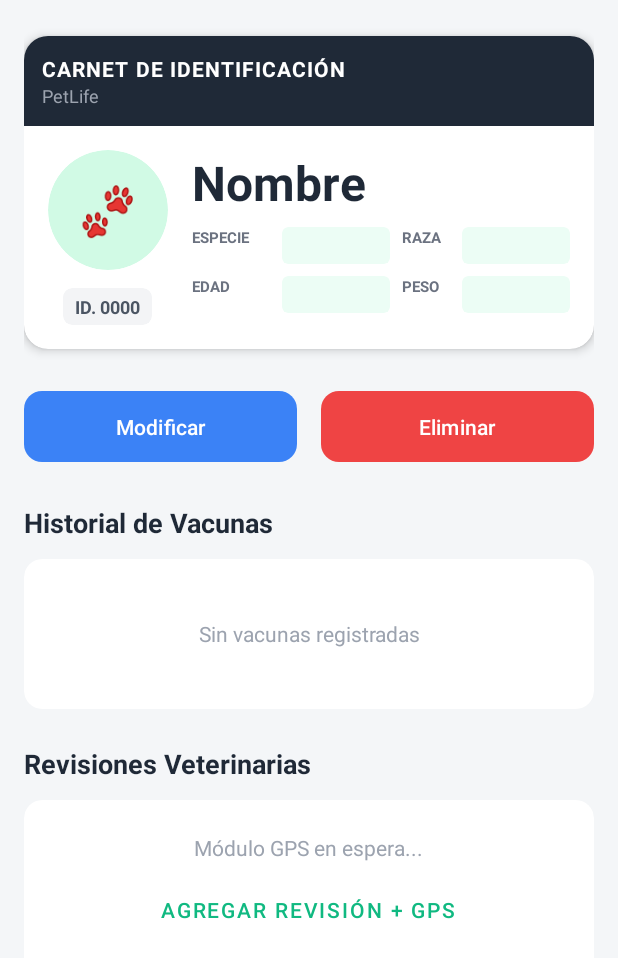
After one commit to AngelTR716/PetLife, an Android app: the layout fragment_perfil_mascota.xml on its own in the app's theme, with its tools: preview values and no code run, on a phone screen of 412 x 824 dp. The commit adds this screen. Shown: the top 958 px of the screen. Run offline under Robolectric (Android 15) with nearby library versions, the phone set to English and light mode, and no system bars.

Commit message:
actualizacion de errores

```diff
--- a/app/src/main/java/com/example/petlife/data/MascotaDao.kt
+++ b/app/src/main/java/com/example/petlife/data/MascotaDao.kt
@@ -2,20 +2,20 @@ package com.example.petlife.data
 
 import androidx.room.Dao
 import androidx.room.Insert
+import androidx.room.OnConflictStrategy
 import androidx.room.Query
 
 @Dao
 interface MascotaDao {
-    @Insert
-    suspend fun insertarMascota(mascota: Mascota): Long
 
-    @Insert
-    suspend fun insertarRegistroUbicacion(registro: RegistroUbicacion)
+    @Insert(onConflict = OnConflictStrategy.REPLACE)
+    suspend fun insertarMascota(mascota: Mascota)
 
+    // Aquí faltaba la "s" en tu código original
     @Query("SELECT * FROM mascotas")
     suspend fun obtenerTodasLasMascotas(): List<Mascota>
 
-    // Busca una mascota específica por su ID en la base de datos local
-    @Query("SELECT * FROM tabla_mascota WHERE id = :id")
+    // La nueva función que acabamos de agregar
+    @Query("SELECT * FROM mascotas WHERE id = :id")
     suspend fun obtenerMascotaPorId(id: Int): Mascota
 }
--- a/app/src/main/java/com/example/petlife/ui/MascotaAdapter.kt
+++ b/app/src/main/java/com/example/petlife/ui/MascotaAdapter.kt
@@ -30,7 +30,6 @@ class MascotaAdapter(private var listaMascotas: List<Mascota>) : RecyclerView.Ad
         // Concatenamos especie y raza separadas por un guion
         holder.tvEspecieRaza.text = "${mascota.especie} - ${mascota.raza}"
 
-        // --- ESTE ES EL NUEVO CÓDIGO DEL CLIC ---
         // holder.itemView representa la tarjeta completa
         holder.itemView.setOnClickListener { view ->
             val bundle = android.os.Bundle().apply {
@@ -38,7 +37,7 @@ class MascotaAdapter(private var listaMascotas: List<Mascota>) : RecyclerView.Ad
             }
             // Navega a la pantalla de perfil llevando el ID
             androidx.navigation.Navigation.findNavController(view)
-                .navigate(R.id.perfilMascotaFragment, bundle)
+                .navigate(R.id.action_listaMascotasFragment_to_perfilMascotaFragment, bundle)
         }
     }
 
--- a/app/src/main/java/com/example/petlife/ui/PerfilMascotaFragment.kt
+++ b/app/src/main/java/com/example/petlife/ui/PerfilMascotaFragment.kt
@@ -19,22 +19,27 @@ class PerfilMascotaFragment : Fragment() {
     ): View? {
         val view = inflater.inflate(R.layout.fragment_perfil_mascota, container, false)
 
-        // 1. Atrapa el ID que envía la tarjeta desde la pantalla principal
         val mascotaId = arguments?.getInt("mascotaId") ?: return view
 
-        // 2. Conecta las variables con los textos del diseño XML
-        val tvNombre = view.findViewById<TextView>(R.id.tvPerfilNombre)
-        val tvDetalles = view.findViewById<TextView>(R.id.tvPerfilDetalles)
+        // Conectar las nuevas variables del Carnet
+        val tvId = view.findViewById<TextView>(R.id.tvCarnetId)
+        val tvNombre = view.findViewById<TextView>(R.id.tvCarnetNombre)
+        val tvEspecie = view.findViewById<TextView>(R.id.tvCarnetEspecie)
+        val tvRaza = view.findViewById<TextView>(R.id.tvCarnetRaza)
+        val tvEdad = view.findViewById<TextView>(R.id.tvCarnetEdad)
+        val tvPeso = view.findViewById<TextView>(R.id.tvCarnetPeso)
 
-        // 3. Ejecuta una consulta a Room en segundo plano (Corrutina)
         lifecycleScope.launch {
             val db = PetLifeDatabase.getDatabase(requireContext())
             val mascota = db.mascotaDao().obtenerMascotaPorId(mascotaId)
 
-            // 4. Si encuentra la mascota, llena el encabezado con sus datos reales
             if (mascota != null) {
+                tvId.text = "ID. ${mascota.id.toString().padStart(4, '0')}"
                 tvNombre.text = mascota.nombre
-                tvDetalles.text = "${mascota.especie} - ${mascota.raza} | ${mascota.edad} años | ${mascota.pesoActual} kg"
+                tvEspecie.text = mascota.especie.uppercase()
+                tvRaza.text = mascota.raza.uppercase()
+                tvEdad.text = "${mascota.edad} años"
+                tvPeso.text = "${mascota.pesoActual} kg"
             }
         }
 
--- /dev/null
+++ b/app/src/main/res/layout/fragment_perfil_mascota.xml
@@ -0,0 +1,325 @@
+<?xml version="1.0" encoding="utf-8"?>
+<ScrollView xmlns:android="http://schemas.android.com/apk/res/android"
+    xmlns:app="http://schemas.android.com/apk/res-auto"
+    android:layout_width="match_parent"
+    android:layout_height="match_parent"
+    android:background="#F4F6F8"
+    android:fitsSystemWindows="true"
+    android:fillViewport="true">
+
+    <LinearLayout
+        android:layout_width="match_parent"
+        android:layout_height="wrap_content"
+        android:orientation="vertical"
+        android:padding="16dp">
+
+        <!-- TARJETA TIPO CARNET -->
+        <androidx.cardview.widget.CardView
+            android:layout_width="match_parent"
+            android:layout_height="wrap_content"
+            android:layout_marginTop="8dp"
+            app:cardBackgroundColor="#FFFFFF"
+            app:cardCornerRadius="16dp"
+            app:cardElevation="4dp"
+            android:layout_marginBottom="24dp">
+
+            <LinearLayout
+                android:layout_width="match_parent"
+                android:layout_height="wrap_content"
+                android:orientation="vertical">
+
+                <!-- Cabecera Oscura del Carnet -->
+                <LinearLayout
+                    android:layout_width="match_parent"
+                    android:layout_height="wrap_content"
+                    android:background="#1F2937"
+                    android:padding="12dp"
+                    android:orientation="vertical">
+                    <TextView
+                        android:layout_width="wrap_content"
+                        android:layout_height="wrap_content"
+                        android:text="CARNET DE IDENTIFICACIÓN"
+                        android:textColor="#FFFFFF"
+                        android:textSize="14sp"
+                        android:textStyle="bold"
+                        android:letterSpacing="0.05"/>
+                    <TextView
+                        android:layout_width="wrap_content"
+                        android:layout_height="wrap_content"
+                        android:text="PetLife"
+                        android:textColor="#9CA3AF"
+                        android:textSize="12sp"/>
+                </LinearLayout>
+
+                <!-- Cuerpo del Carnet -->
+                <LinearLayout
+                    android:layout_width="match_parent"
+                    android:layout_height="wrap_content"
+                    android:orientation="horizontal"
+                    android:padding="16dp">
+
+                    <!-- Columna Izquierda: Foto e ID -->
+                    <LinearLayout
+                        android:layout_width="wrap_content"
+                        android:layout_height="wrap_content"
+                        android:orientation="vertical"
+                        android:gravity="center"
+                        android:layout_marginEnd="16dp">
+
+                        <androidx.cardview.widget.CardView
+                            android:layout_width="80dp"
+                            android:layout_height="80dp"
+                            app:cardCornerRadius="40dp"
+                            app:cardBackgroundColor="#D1FAE5"
+                            app:cardElevation="0dp">
+                            <TextView
+                                android:layout_width="match_parent"
+                                android:layout_height="match_parent"
+                                android:text="🐾"
+                                android:textSize="32sp"
+                                android:gravity="center"/>
+                        </androidx.cardview.widget.CardView>
+
+                        <androidx.cardview.widget.CardView
+                            android:layout_width="wrap_content"
+                            android:layout_height="wrap_content"
+                            app:cardCornerRadius="6dp"
+                            app:cardBackgroundColor="#F3F4F6"
+                            app:cardElevation="0dp"
+                            android:layout_marginTop="12dp">
+                            <TextView
+                                android:id="@+id/tvCarnetId"
+                                android:layout_width="wrap_content"
+                                android:layout_height="wrap_content"
+                                android:paddingHorizontal="8dp"
+                                android:paddingVertical="4dp"
+                                android:text="ID. 0000"
+                                android:textColor="#4B5563"
+                                android:textSize="12sp"
+                                android:textStyle="bold"/>
+                        </androidx.cardview.widget.CardView>
+                    </LinearLayout>
+
+                    <!-- Columna Derecha: Datos de la mascota -->
+                    <LinearLayout
+                        android:layout_width="match_parent"
+                        android:layout_height="wrap_content"
+                        android:orientation="vertical">
+
+                        <TextView
+                            android:id="@+id/tvCarnetNombre"
+                            android:layout_width="wrap_content"
+                            android:layout_height="wrap_content"
+                            android:text="Nombre"
+                            android:textSize="32sp"
+                            android:textStyle="bold"
+                            android:textColor="#1F2937"
+                            android:layout_marginBottom="8dp"/>
+
+                        <!-- Fila Especie y Raza -->
+                        <LinearLayout
+                            android:layout_width="match_parent"
+                            android:layout_height="wrap_content"
+                            android:orientation="horizontal"
+                            android:layout_marginBottom="8dp">
+
+                            <TextView
+                                android:layout_width="60dp"
+                                android:layout_height="wrap_content"
+                                android:text="ESPECIE"
+                                android:textSize="10sp"
+                                android:textStyle="bold"
+                                android:textColor="#6B7280"
+                                android:gravity="center_vertical"/>
+                            <androidx.cardview.widget.CardView
+                                android:layout_width="0dp"
+                                android:layout_weight="1"
+                                android:layout_height="wrap_content"
+                                app:cardCornerRadius="4dp"
+                                app:cardBackgroundColor="#ECFDF5"
+                                app:cardElevation="0dp"
+                                android:layout_marginEnd="8dp">
+                                <TextView
+                                    android:id="@+id/tvCarnetEspecie"
+                                    android:layout_width="match_parent"
+                                    android:layout_height="wrap_content"
+                                    android:padding="4dp"
+                                    android:textColor="#065F46"
+                                    android:textSize="12sp"
+                                    android:gravity="center"/>
+                            </androidx.cardview.widget.CardView>
+
+                            <TextView
+                                android:layout_width="40dp"
+                                android:layout_height="wrap_content"
+                                android:text="RAZA"
+                                android:textSize="10sp"
+                                android:textStyle="bold"
+                                android:textColor="#6B7280"
+                                android:gravity="center_vertical"/>
+                            <androidx.cardview.widget.CardView
+                                android:layout_width="0dp"
+                                android:layout_weight="1"
+                                android:layout_height="wrap_content"
+                                app:cardCornerRadius="4dp"
+                                app:cardBackgroundColor="#ECFDF5"
+                                app:cardElevation="0dp">
+                                <TextView
+                                    android:id="@+id/tvCarnetRaza"
+                                    android:layout_width="match_parent"
+                                    android:layout_height="wrap_content"
+                                    android:padding="4dp"
+                                    android:textColor="#065F46"
+                                    android:textSize="12sp"
+                                    android:gravity="center"/>
+                            </androidx.cardview.widget.CardView>
+                        </LinearLayout>
+
+                        <!-- Fila Edad y Peso -->
+                        <LinearLayout
+                            android:layout_width="match_parent"
+                            android:layout_height="wrap_content"
+                            android:orientation="horizontal">
+
+                            <TextView
+                                android:layout_width="60dp"
+                                android:layout_height="wrap_content"
+                                android:text="EDAD"
+                                android:textSize="10sp"
+                                android:textStyle="bold"
+                                android:textColor="#6B7280"
+                                android:gravity="center_vertical"/>
+                            <androidx.cardview.widget.CardView
+                                android:layout_width="0dp"
+                                android:layout_weight="1"
+                                android:layout_height="wrap_content"
+                                app:cardCornerRadius="4dp"
+                                app:cardBackgroundColor="#ECFDF5"
+                                app:cardElevation="0dp"
+                                android:layout_marginEnd="8dp">
+                                <TextView
+                                    android:id="@+id/tvCarnetEdad"
+                                    android:layout_width="match_parent"
+                                    android:layout_height="wrap_content"
+                                    android:padding="4dp"
+                                    android:textColor="#065F46"
+                                    android:textSize="12sp"
+                                    android:gravity="center"/>
+                            </androidx.cardview.widget.CardView>
+
+                            <TextView
+                                android:layout_width="40dp"
+                                android:layout_height="wrap_content"
+                                android:text="PESO"
+                                android:textSize="10sp"
+                                android:textStyle="bold"
+                                android:textColor="#6B7280"
+                                android:gravity="center_vertical"/>
+                            <androidx.cardview.widget.CardView
+                                android:layout_width="0dp"
+                                android:layout_weight="1"
+                                android:layout_height="wrap_content"
+                                app:cardCornerRadius="4dp"
+                                app:cardBackgroundColor="#ECFDF5"
+                                app:cardElevation="0dp">
+                                <TextView
+                                    android:id="@+id/tvCarnetPeso"
+                                    android:layout_width="match_parent"
+                                    android:layout_height="wrap_content"
+                                    android:padding="4dp"
+                                    android:textColor="#065F46"
+                                    android:textSize="12sp"
+                                    android:gravity="center"/>
+                            </androidx.cardview.widget.CardView>
+                        </LinearLayout>
+                    </LinearLayout>
+                </LinearLayout>
+            </LinearLayout>
+        </androidx.cardview.widget.CardView>
+
+        <!-- Botones de Acción -->
+        <LinearLayout
+            android:layout_width="match_parent"
+            android:layout_height="wrap_content"
+            android:orientation="horizontal"
+            android:layout_marginBottom="24dp">
+            <Button
+                android:id="@+id/btnModificar"
+                android:layout_width="0dp"
+                android:layout_height="55dp"
+                android:layout_weight="1"
+                android:layout_marginEnd="8dp"
+                android:text="Modificar"
+                app:backgroundTint="#3B82F6"
+                app:cornerRadius="12dp" />
+            <Button
+                android:id="@+id/btnEliminar"
+                android:layout_width="0dp"
+                android:layout_height="55dp"
+                android:layout_weight="1"
+                android:layout_marginStart="8dp"
+                android:text="Eliminar"
+                app:backgroundTint="#EF4444"
+                app:cornerRadius="12dp" />
+        </LinearLayout>
+
+        <!-- Módulo: Historial de Vacunas -->
+        <TextView
+            android:layout_width="wrap_content"
+            android:layout_height="wrap_content"
+            android:text="Historial de Vacunas "
+            android:textStyle="bold"
+            android:textSize="18sp"
+            android:textColor="#1F2937"
+            android:layout_marginBottom="12dp"/>
+        <androidx.cardview.widget.CardView
+            android:layout_width="match_parent"
+            android:layout_height="100dp"
+            app:cardCornerRadius="12dp"
+            app:cardElevation="0dp"
+            android:layout_marginBottom="24dp">
+            <TextView
+                android:layout_width="match_parent"
+                android:layout_height="match_parent"
+                android:gravity="center"
+                android:text="Sin vacunas registradas"
+                android:textColor="#9CA3AF"/>
+        </androidx.cardview.widget.CardView>
+
+        <!-- Módulo: Revisiones y GPS -->
+        <TextView
+            android:layout_width="wrap_content"
+            android:layout_height="wrap_content"
+            android:text="Revisiones Veterinarias "
+            android:textStyle="bold"
+            android:textSize="18sp"
+            android:textColor="#1F2937"
+            android:layout_marginBottom="12dp"/>
+        <androidx.cardview.widget.CardView
+            android:layout_width="match_parent"
+            android:layout_height="120dp"
+            app:cardCornerRadius="12dp"
+            app:cardElevation="0dp">
+            <LinearLayout
+                android:layout_width="match_parent"
+                android:layout_height="match_parent"
+                android:gravity="center"
+                android:orientation="vertical">
+                <TextView
+                    android:layout_width="wrap_content"
+                    android:layout_height="wrap_content"
+                    android:text="Módulo GPS en espera..."
+                    android:textColor="#9CA3AF"
+                    android:layout_marginBottom="8dp"/>
+                <Button
+                    android:id="@+id/btnNuevaRevision"
+                    android:layout_width="wrap_content"
+                    android:layout_height="wrap_content"
+                    android:text="Agregar Revisión + GPS"
+                    style="@style/Widget.MaterialComponents.Button.TextButton"
+                    android:textColor="#10B981"/>
+            </LinearLayout>
+        </androidx.cardview.widget.CardView>
+
+    </LinearLayout>
+</ScrollView>
--- a/app/src/main/res/navigation/nav_graph.xml
+++ b/app/src/main/res/navigation/nav_graph.xml
@@ -18,6 +18,10 @@
         <action
             android:id="@+id/action_listaMascotasFragment_to_registroMascotaFragment"
             app:destination="@id/registroMascotaFragment" />
+
+        <action
+            android:id="@+id/action_listaMascotasFragment_to_perfilMascotaFragment"
+            app:destination="@id/perfilMascotaFragment" />
     </fragment>
 
     <!-- Pantalla 2: Registro de Mascotas -->
@@ -27,4 +31,17 @@
         android:label="Registrar Mascota"
         tools:layout="@layout/fragment_registro_mascota" />
 
+    <!-- Pantalla 3: Perfil de Mascota -->
+    <fragment
+        android:id="@+id/perfilMascotaFragment"
+        android:name="com.example.petlife.ui.PerfilMascotaFragment"
+        android:label="Perfil de Mascota"
+        tools:layout="@layout/fragment_perfil_mascota">
+
+        <argument
+            android:name="mascotaId"
+            app:argType="integer"
+            android:defaultValue="-1" />
+    </fragment>
+
 </navigation>
```
